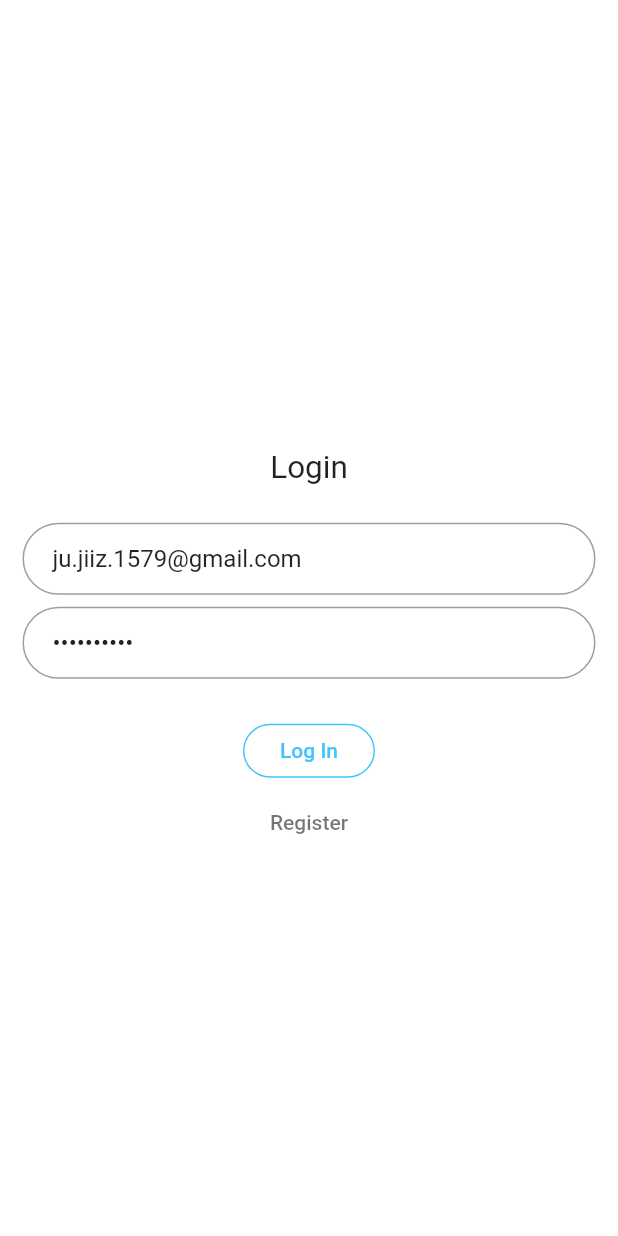
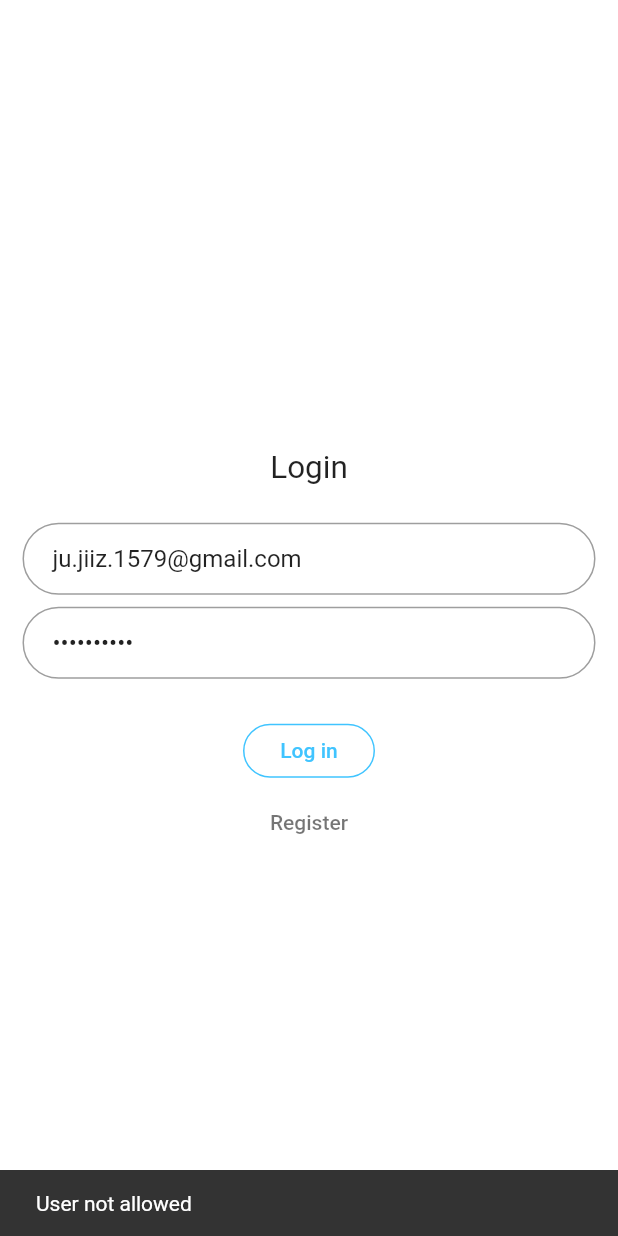
Before and after one commit to JuJiiz/JuJiiz_Flutter, a Flutter app: the Login screen opened by its route, on a phone screen of 412 x 824 dp. Run offline on Flutter 3.47's test engine with Material 2 defaults, Android fonts, the phone set to English and light mode, and no system bars; our stand-ins replace firebase_auth; missing offline and left inert: barcode_scan; accounts and stored records are empty; network calls fail.

Commit message:
add token check in login && add loading in home

```diff
--- a/lib/auth.dart
+++ b/lib/auth.dart
@@ -22,11 +22,17 @@ class Auth implements BaseAuth {
       String email, String password) async {
     FirebaseUser user = await FirebaseAuth.instance
         .createUserWithEmailAndPassword(email: email, password: password);
+    print('user: $user');
+
     return user.uid;
   }
 
   Future<String> currentUser() async {
+    //String uid;
     FirebaseUser user = await FirebaseAuth.instance.currentUser();
+    /*if (user != null) {
+      uid = user.uid;
+    }*/
     return user.uid;
   }
 
--- a/lib/src/ui/login_ui.dart
+++ b/lib/src/ui/login_ui.dart
@@ -25,17 +25,32 @@ class _LoginState extends State<Login> with ValidationMixin {
   final GlobalKey<FormState> _keyLogin = new GlobalKey<FormState>();
   bool _validateLogin = false;
   String _email, _password;
+  String userId;
 
-  initState() {
+  void initState() {
     super.initState();
+
+    setState(() {
+      _isInAsyncCall = true;
+    });
+
+    widget.auth.currentUser().then((user) {
+      if (user != null) {
+        _checkAllowed(user);
+      } else {
+        setState(() {
+          _isInAsyncCall = false;
+        });
+      }
+    });
   }
 
-  void showInSnackBar(String value) {
+  _showInSnackBar(String value) {
     _scaffoldKey.currentState
         .showSnackBar(new SnackBar(content: new Text(value)));
   }
 
-  void _sendToServer() async {
+  _sendToServer() async {
     if (_keyLogin.currentState.validate()) {
       _keyLogin.currentState.save();
 
@@ -47,42 +62,15 @@ class _LoginState extends State<Login> with ValidationMixin {
         String user =
             await widget.auth.signInWithEmailAndPassword(_email, _password);
         print('Firebase Auth User: $user');
-
         if (user != null) {
-          DatabaseReference database = FirebaseDatabase.instance
-              .reference()
-              .child('users-admin')
-              .child(user);
-
-          database.once().then((DataSnapshot snapshot) {
-            if (snapshot.value != null) {
-              var staffModel = new StaffModel.from(snapshot.value);
-              if (staffModel.allowed) {
-                print('allowed');
-                showInSnackBar('Login success');
-
-                Navigator.pushReplacement(
-                    context,
-                    MaterialPageRoute(
-                        builder: (BuildContext context) => Home()));
-              } else {
-                widget.auth.signOut();
-                print('not allowed');
-                showInSnackBar('User not allowed');
-              }
-
-              setState(() {
-                _isInAsyncCall = false;
-              });
-            }
-          });
+          _checkAllowed(user);
         }
       } catch (e) {
         setState(() {
           _isInAsyncCall = false;
         });
         print('Firebase Auth Error: $e');
-        showInSnackBar('Login fail');
+        _showInSnackBar('Login fail');
       }
     } else {
       setState(() {
@@ -92,58 +80,34 @@ class _LoginState extends State<Login> with ValidationMixin {
     }
   }
 
+  _checkAllowed(String user) {
+    DatabaseReference database =
+        FirebaseDatabase.instance.reference().child('users-admin').child(user);
+
+    database.once().then((DataSnapshot snapshot) {
+      if (snapshot.value != null) {
+        var staffModel = new StaffModel.from(snapshot.value);
+        if (staffModel.allowed) {
+          print('allowed');
+          _showInSnackBar('Login success');
+
+          Navigator.pushReplacement(context,
+              MaterialPageRoute(builder: (BuildContext context) => Home()));
+        } else {
+          widget.auth.signOut();
+          print('not allowed');
+          _showInSnackBar('User not allowed');
+        }
+
+        setState(() {
+          _isInAsyncCall = false;
+        });
+      }
+    });
+  }
+
   Widget build(BuildContext context) {
-    final email = TextFormField(
-      keyboardType: TextInputType.emailAddress,
-      autofocus: false,
-      initialValue: dummyEmail,
-      validator: validateEmail,
-      onSaved: (String val) {
-        _email = val;
-      },
-      decoration: InputDecoration(
-        hintText: 'Email',
-        contentPadding: EdgeInsets.fromLTRB(20.0, 10.0, 20.0, 10.0),
-        border: OutlineInputBorder(borderRadius: BorderRadius.circular(32.0)),
-      ),
-    );
-
-    final password = TextFormField(
-      autofocus: false,
-      initialValue: dummyPassword,
-      obscureText: true,
-      validator: validatePassword,
-      onSaved: (String val) {
-        _password = val;
-      },
-      decoration: InputDecoration(
-        hintText: 'Password',
-        contentPadding: EdgeInsets.fromLTRB(20.0, 10.0, 20.0, 10.0),
-        border: OutlineInputBorder(borderRadius: BorderRadius.circular(32.0)),
-      ),
-    );
-
-    final loginButton = OutlineButton(
-        child: Text('Log In', style: TextStyle(color: Colors.lightBlueAccent)),
-        borderSide: BorderSide(color: Colors.lightBlueAccent),
-        onPressed: _sendToServer,
-        shape: new RoundedRectangleBorder(
-          borderRadius: new BorderRadius.circular(30.0),
-        ));
-
-    final registerLabel = FlatButton(
-      child: Text(
-        'Register',
-        style: TextStyle(color: Colors.black54),
-      ),
-      onPressed: () {
-        Navigator.of(context).pushNamed(Register.tag);
-      },
-    );
-
-    return ModalProgressHUD(
-      inAsyncCall: _isInAsyncCall,
-      child: Scaffold(
+    final _loginForm = Scaffold(
       key: _scaffoldKey,
       backgroundColor: Colors.white,
       body: Center(
@@ -161,18 +125,66 @@ class _LoginState extends State<Login> with ValidationMixin {
                   textScaleFactor: 1.5,
                 ),
                 SizedBox(height: 24.0),
-                  email,
+                TextFormField(
+                  keyboardType: TextInputType.emailAddress,
+                  autofocus: false,
+                  initialValue: dummyEmail,
+                  validator: validateEmail,
+                  onSaved: (String val) {
+                    _email = val;
+                  },
+                  decoration: InputDecoration(
+                    hintText: 'Email',
+                    contentPadding: EdgeInsets.fromLTRB(20.0, 10.0, 20.0, 10.0),
+                    border: OutlineInputBorder(
+                        borderRadius: BorderRadius.circular(32.0)),
+                  ),
+                ),
                 SizedBox(height: 8.0),
-                  password,
+                TextFormField(
+                  autofocus: false,
+                  initialValue: dummyPassword,
+                  obscureText: true,
+                  validator: validatePassword,
+                  onSaved: (String val) {
+                    _password = val;
+                  },
+                  decoration: InputDecoration(
+                    hintText: 'Password',
+                    contentPadding: EdgeInsets.fromLTRB(20.0, 10.0, 20.0, 10.0),
+                    border: OutlineInputBorder(
+                        borderRadius: BorderRadius.circular(32.0)),
+                  ),
+                ),
                 SizedBox(height: 24.0),
-                  loginButton,
-                  registerLabel,
+                OutlineButton(
+                    child: Text('Log in',
+                        style: TextStyle(color: Colors.lightBlueAccent)),
+                    borderSide: BorderSide(color: Colors.lightBlueAccent),
+                    onPressed: _sendToServer,
+                    shape: new RoundedRectangleBorder(
+                      borderRadius: new BorderRadius.circular(30.0),
+                    )),
+                FlatButton(
+                  child: Text(
+                    'Register',
+                    style: TextStyle(color: Colors.black54),
+                  ),
+                  onPressed: () {
+                    Navigator.of(context).pushNamed(Register.tag);
+                  },
+                ),
               ],
             ),
           ),
         ),
       ),
-      ),
+    );
+
+    return ModalProgressHUD(
+      inAsyncCall: _isInAsyncCall,
+      color: Colors.grey,
+      child: _loginForm,
     );
   }
 }
--- a/lib/src/widgets/modal_progress_hud.dart
+++ b/lib/src/widgets/modal_progress_hud.dart
@@ -51,7 +51,13 @@ class ModalProgressHUD extends StatelessWidget {
     if (inAsyncCall) {
       Widget layOutProgressIndicator;
       if (offset == null)
-        layOutProgressIndicator = Center(child: progressIndicator);
+        layOutProgressIndicator = Padding(
+          padding: EdgeInsets.all(20.0),
+          child: Align(
+            child: progressIndicator,
+            alignment: Alignment.bottomRight,
+          ),
+        );
       else {
         layOutProgressIndicator = Positioned(
           child: progressIndicator,
```
Also changed, not shown: lib/src/ui/home_ui.dart (+37 -5 lines), lib/src/widgets/register_approval_dialog.dart (+10 -2 lines). Lines whose indentation alone changed are shown as unchanged.
